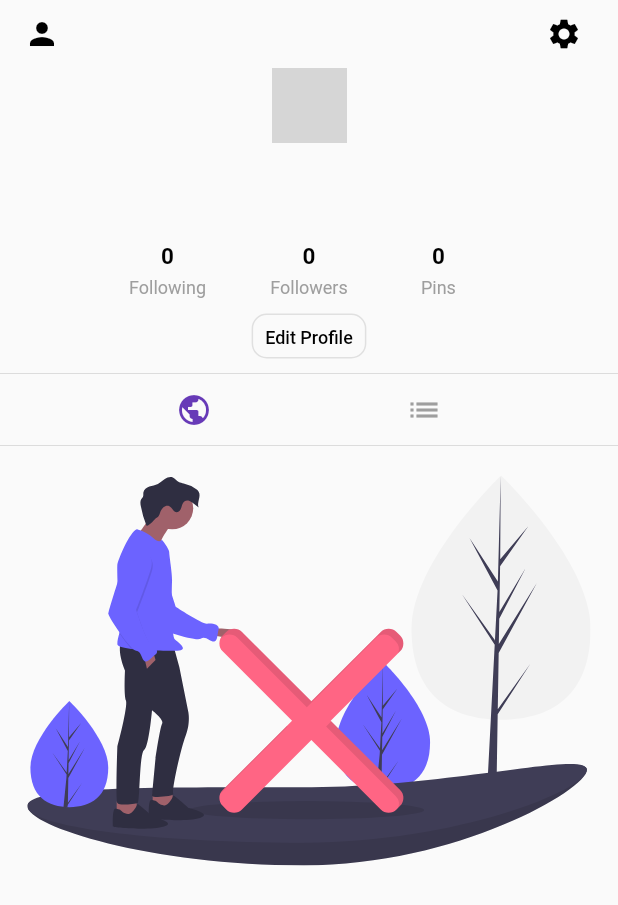
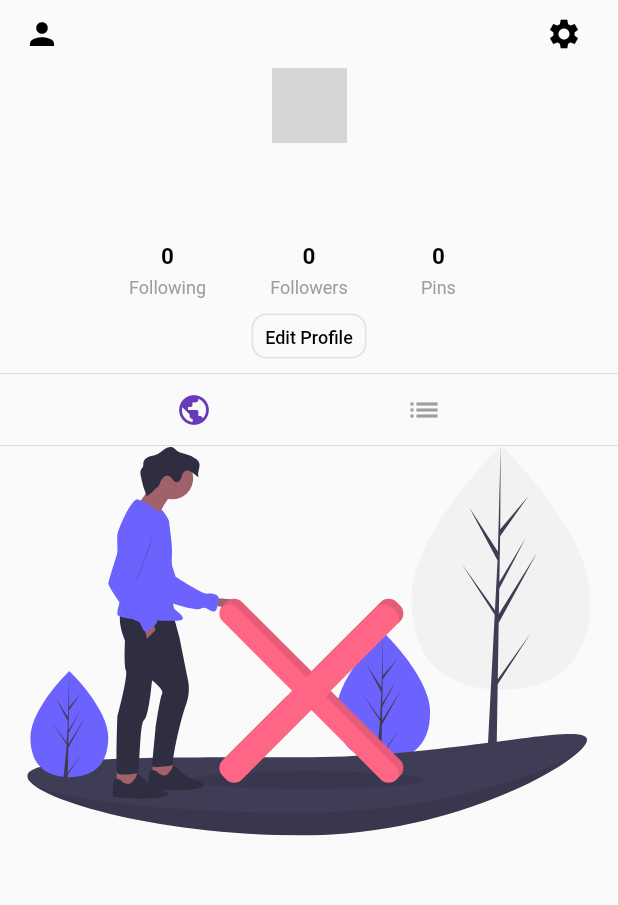
Before and after one commit to RumianR/TripBadge, a Flutter app: the Profile screen opened directly, on a phone screen of 412 x 824 dp. Shown: the top 905 px of the screen. Run offline on Flutter 3.47's test engine with Material 2 defaults, Android fonts, the phone set to English and light mode, and no system bars; our stand-ins replace after_layout, cached_network_image, cloud_firestore, firebase_core, firebase_storage, flutter_cache_manager and 7 more; missing offline and left inert: animator, syncfusion_flutter_maps; accounts and stored records are empty; network calls fail; grey boxes are pictures that could not be loaded.

Commit message:
fixed profile map

```diff
--- a/lib/pages/profile.dart
+++ b/lib/pages/profile.dart
@@ -243,7 +243,7 @@ class _ProfileState extends State<Profile> {
         ),
       );
     } else if (postOrientation == "grid") {
-      return Expanded(child: MyHomePage());
+      return MyHomePage();
       //   List<GridTile> gridTiles = [];
       //   posts.forEach((post) {
       //     gridTiles.add(GridTile(
@@ -261,10 +261,9 @@ class _ProfileState extends State<Profile> {
       //     children: gridTiles,
       //   );
     } else if (postOrientation == "list") {
-      return Expanded(
-          child: ListView(
+      return Column(
         children: posts,
-      ));
+      );
     }
   }
 
@@ -540,9 +539,7 @@ class _ProfileState extends State<Profile> {
           preferredSize: const Size.fromHeight(45),
           child: buildProfileAppBar(),
         ),
-        body: SingleChildScrollView(
-          physics: NeverScrollableScrollPhysics(),
-          child: Column(
+        body: ListView(
           children: [
             buildProfileHeader2(),
             Divider(
@@ -552,12 +549,8 @@ class _ProfileState extends State<Profile> {
             Divider(
               height: 0.0,
             ),
-              Container(
-                height: 300,
-                child: buildProfilePosts(),
-              ),
+            buildProfilePosts(),
           ],
-          ),
         ));
   }
 }
```
Lines whose indentation alone changed are shown as unchanged.
